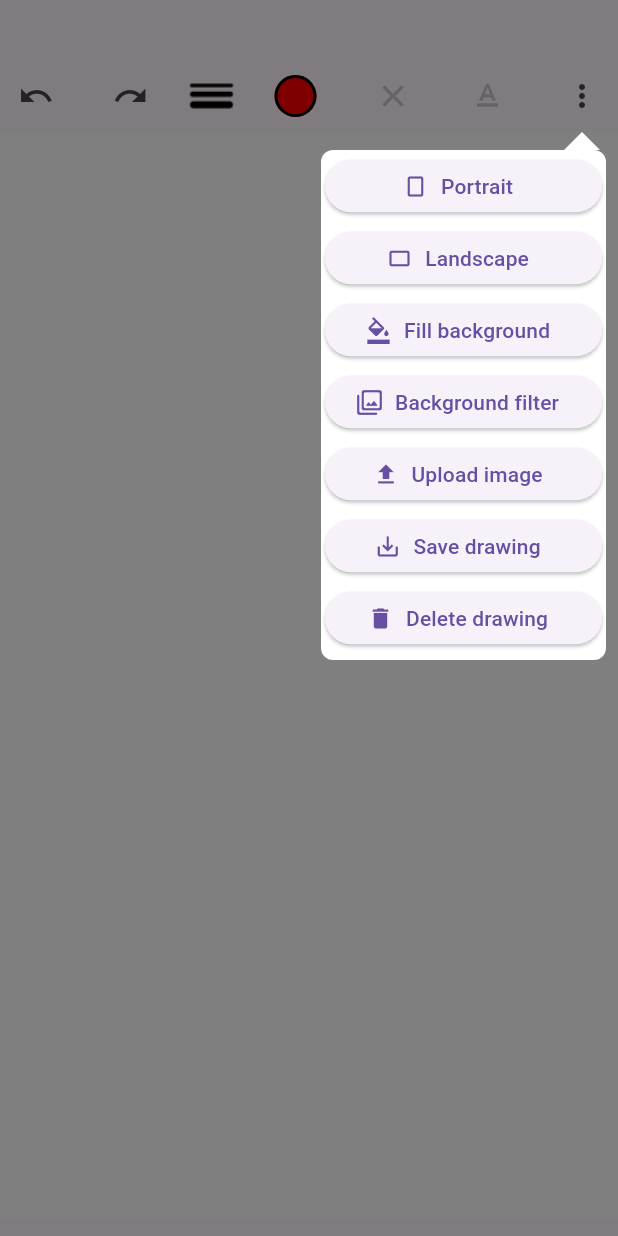
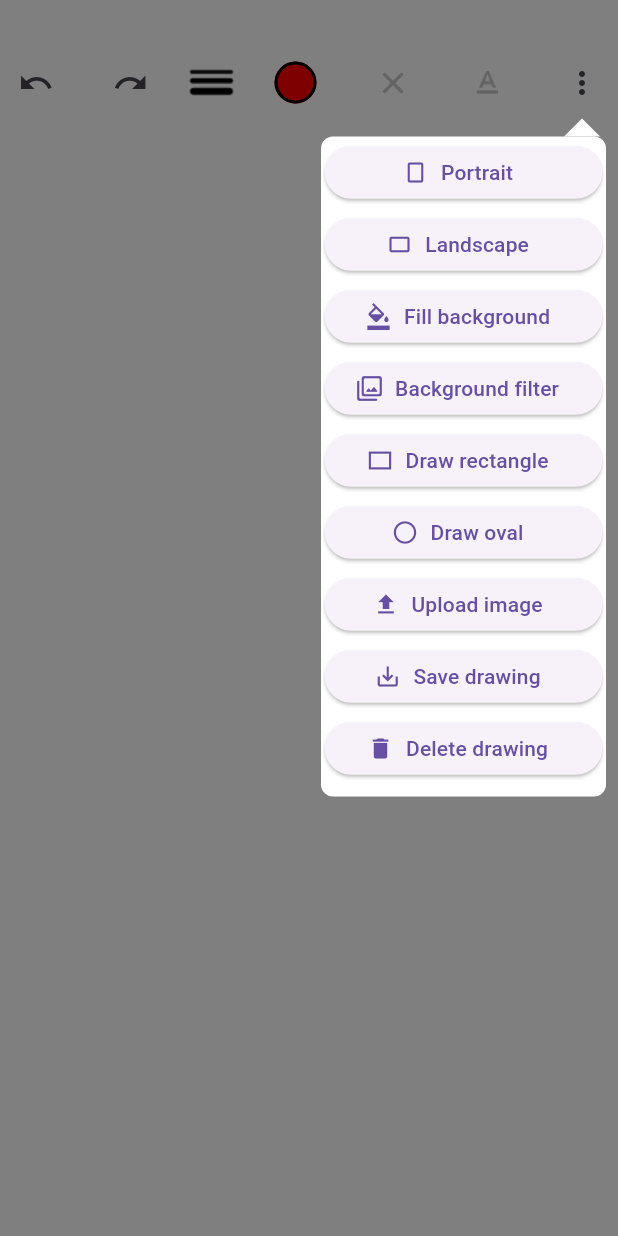
Before and after one commit to IvanPartalo/drawing-app-flutter, a Flutter app: the screen it shows after launch, after a tap on the "more vert" icon, on a phone screen of 412 x 824 dp. Run offline on Flutter 3.47's test engine with Material 3 defaults, Android fonts, the light colour scheme and no system bars; our stand-ins replace flutter_colorpicker, gallery_saver, image_picker, popover, toastification; missing offline and left inert: random_string_generator.

Commit message:
refactoring and drawing rectangles and ovals

```diff
--- a/lib/components/drawing_painter.dart
+++ b/lib/components/drawing_painter.dart
@@ -5,8 +5,12 @@ import 'package:painter_app/components/display_text.dart';
 import 'package:painter_app/components/line.dart';
 import 'dart:ui' as ui;
 
+import 'package:painter_app/components/rectangle.dart';
+
 class DrawingPainter extends CustomPainter {
   late List<Line> linesToDraw;
+  late List<Rectangle> rectangles;
+  late List<Rectangle> ovals;
   final List<DisplayText> texts;
   late File image;
   late ui.Image backgroundImage;
@@ -17,7 +21,7 @@ class DrawingPainter extends CustomPainter {
   final Color backgroundColor;
 
   DrawingPainter(List<Line> lines, ui.Image i, this.backgroundChosen, this.imageLoaded, this.transformationMatrix,
-      this.texts, this.backgroundColor){
+      this.texts, this.backgroundColor, this.rectangles, this.ovals){
     if(lines == null){
       linesToDraw = [];
     }else {
@@ -27,24 +31,13 @@ class DrawingPainter extends CustomPainter {
   }
   @override
   void paint(Canvas canvas, Size size) {
+    painterCanvasSize = size;
     canvas.save();
     canvas.transform(transformationMatrix.storage);
     final paint = Paint();
-    painterCanvasSize = size;
-    //deo za bojenje pozadine moze biti problem ako stalno iterativno crta pa da usporava
-    Path mainBackground = Path();
-    mainBackground.addRect(Rect.fromLTRB(0, 0, size.width, size.height));
-    paint.color = backgroundColor;
-    canvas.drawPath(mainBackground, paint);
+    fillBackground(canvas, paint, size);
     if(backgroundChosen && imageLoaded){
-      double scale = getScaleFactor(backgroundImage, size);
-      double dx = (size.width - backgroundImage.width.toDouble() * scale ) / 2;
-      double dy = (size.height - backgroundImage.height.toDouble() * scale ) / 2;
-      canvas.save();
-      canvas.translate(dx, dy);
-      canvas.scale(scale, scale);
-      canvas.drawImage(backgroundImage, Offset.zero, paint);
-      canvas.restore();
+      putBackgroundImage(canvas, paint, size);
     }
     for(var line in linesToDraw){
       paint.color = line.color;
@@ -55,6 +48,8 @@ class DrawingPainter extends CustomPainter {
         canvas.drawLine(currentPoint, nextPoint, paint);
       }
     }
+    drawRectangles(canvas, paint);
+    drawOvals(canvas, paint);
     for (var textInfo in texts){
       final textSpan = TextSpan(text: textInfo.text, style: TextStyle(color: textInfo.textColor, fontSize: textInfo.fontSize));
       final textPainter = TextPainter(text: textSpan, textDirection: TextDirection.ltr);
@@ -63,10 +58,43 @@ class DrawingPainter extends CustomPainter {
     }
     canvas.restore();
   }
+  drawRectangles(Canvas canvas, Paint paint){
+    paint.style = PaintingStyle.stroke;
+    for(Rectangle rect in rectangles){
+      Rect r = Rect.fromPoints(rect.startingPoint, rect.endPoint);
+      paint.color = rect.color;
+      paint.strokeWidth = rect.thickness;
+      canvas.drawRect(r, paint);
+    }
+  }
 
+  drawOvals(Canvas canvas, Paint paint){
+    paint.style = PaintingStyle.stroke;
+    for(Rectangle rect in ovals){
+      Rect r = Rect.fromPoints(rect.startingPoint, rect.endPoint);
+      paint.color = rect.color;
+      paint.strokeWidth = rect.thickness;
+      canvas.drawOval(r, paint);
+    }
+  }
+  putBackgroundImage(Canvas canvas, Paint paint, Size size){
+    double scale = getScaleFactor(backgroundImage, size);
+    double dx = (size.width - backgroundImage.width.toDouble() * scale ) / 2;
+    double dy = (size.height - backgroundImage.height.toDouble() * scale ) / 2;
+    canvas.save();
+    canvas.translate(dx, dy);
+    canvas.scale(scale, scale);
+    canvas.drawImage(backgroundImage, Offset.zero, paint);
+    canvas.restore();
+  }
+  void fillBackground(Canvas canvas, Paint paint, Size size){
+    Path mainBackground = Path();
+    mainBackground.addRect(Rect.fromLTRB(0, 0, size.width, size.height));
+    paint.color = backgroundColor;
+    canvas.drawPath(mainBackground, paint);
+  }
   @override
-  bool shouldRepaint(covariant DrawingPainter oldDelegate) {
-    //mozda bih mogao promeniti kada se ponovo crta kako bih optimizovao aplikaciju
+  bool shouldRepaint(DrawingPainter oldDelegate) {
     return true;
   }
 
--- a/lib/components/filters.dart
+++ b/lib/components/filters.dart
@@ -5,7 +5,6 @@ const NO_FILTER = [1.0, 0.0, 0.0, 0.0, 0.0,
   0.0, 1.0, 0.0, 0.0, 0.0,
   0.0, 0.0, 1.0, 0.0, 0.0,
   0.0, 0.0, 0.0, 1.0, 0.0];
-
 
 const GRAYSCALE_MATRIX = [0.2126, 0.7152, 0.0722, 0.0, 0.0,
   0.2126, 0.7152, 0.0722, 0.0, 0.0,
--- /dev/null
+++ b/lib/components/rectangle.dart
@@ -0,0 +1,14 @@
+import 'dart:ui';
+
+class Rectangle{
+  Offset startingPoint;
+  Offset endPoint;
+  Color color;
+  double thickness;
+  Rectangle(Offset sp, Offset ep, Color c, double t) :
+    startingPoint = sp,
+    endPoint = ep,
+    color = c,
+    thickness = t;
+
+}
--- a/lib/home_screen.dart
+++ b/lib/home_screen.dart
@@ -10,6 +10,7 @@ import 'package:painter_app/background_image_filter.dart';
 import 'package:painter_app/components/display_text.dart';
 import 'package:painter_app/components/drawing_painter.dart';
 import 'package:painter_app/components/line.dart';
+import 'package:painter_app/components/rectangle.dart';
 import 'package:painter_app/menu/pop_up_button.dart';
 import 'package:painter_app/menu/pop_up_color.dart';
 import 'package:painter_app/menu/pop_up_more.dart';
@@ -29,6 +30,8 @@ typedef SaveImageCallback = void Function();
 typedef UploadImageCallback = void Function();
 typedef SetBackgroundCallback = void Function();
 typedef SetBackgroundFilterCallback = void Function();
+typedef DrawRectangleCallback = void Function();
+typedef DrawOvalCallback = void Function();
 
 class HomeScreen extends StatefulWidget {
   final ui.Image? image;
@@ -45,6 +48,8 @@ class _HomeScreenState extends State<HomeScreen> {
   List<Line> currentLines = [];
   List<Line> undoLines = [];
   List<DisplayText> undoText = [];
+  List<Rectangle> rectangles = [];
+  List<Rectangle> ovals = [];
   Color selectedColor = Color.fromARGB(255, 255, 0, 0);
   double selectedThickness = 1.0;
   ui.Image? _image;
@@ -53,6 +58,8 @@ class _HomeScreenState extends State<HomeScreen> {
   bool backgroundChosen = false;
   bool imageLoaded = false;
   bool isPortrait = true;
+  bool drawingOval = false;
+  bool drawingRectangle = false;
   int zoomLevel = 1;
   bool zoomingIn = true;
   var zoomingCoords = [0.0, 0.0, 0.0, 0.0];
@@ -212,6 +219,8 @@ class _HomeScreenState extends State<HomeScreen> {
       texts = [];
       backgroundChosen = false;
       imageLoaded = false;
+      rectangles = [];
+      ovals = [];
     });
   }
   void _setLandscapeMode() {
@@ -248,10 +257,10 @@ class _HomeScreenState extends State<HomeScreen> {
       Canvas canvas = Canvas(pictureRecorder);
       DrawingPainter painter;
       if(_image != null){
-        painter = DrawingPainter(currentLines, _image!, backgroundChosen, imageLoaded, transformationMatrix, texts, backgroundColor);
+        painter = DrawingPainter(currentLines, _image!, backgroundChosen, imageLoaded, transformationMatrix, texts, backgroundColor, rectangles, ovals);
       }
       else{
-        painter = DrawingPainter(currentLines, placeHolderImage!, backgroundChosen, imageLoaded, transformationMatrix, texts, backgroundColor);
+        painter = DrawingPainter(currentLines, placeHolderImage!, backgroundChosen, imageLoaded, transformationMatrix, texts, backgroundColor, rectangles, ovals);
       }
       Size? size = isPortrait ? const Size(360, 661.3) : const Size(731.3, 260);
       //moram da obojim pozadinu u belo rucno :(
@@ -282,6 +291,24 @@ class _HomeScreenState extends State<HomeScreen> {
     }
   }
 
+  void _drawOvalSelected(){
+    drawingRectangle = false;
+    drawingOval = !drawingOval;
+  }
+
+  void _drawRectangleSelected(){
+    drawingOval = false;
+    drawingRectangle = !drawingRectangle;
+  }
+
+  void _updateRectangle(Offset endPoint){
+    rectangles.last.endPoint = endPoint;
+  }
+
+  void _updateOval(Offset endPoint){
+    ovals.last.endPoint = endPoint;
+  }
+
   Offset _transformOffset(Offset offset) {
     final Matrix4 inverseMatrix = Matrix4.copy(transformationMatrix)..invert();
     final Vector4 transformedVector = inverseMatrix.transform(Vector4(offset.dx, offset.dy, 0, 1));
@@ -295,16 +322,105 @@ class _HomeScreenState extends State<HomeScreen> {
     }
     return Scaffold(
         resizeToAvoidBottomInset: false,
-        body: Column(
+        body: Stack(
           children: <Widget>[
-            Row(
-                children: <Widget>[
-                  Container(
-                    padding: EdgeInsets.all(20.0),
-                  )
-                ]
+            Positioned.fill(
+              child: GestureDetector(
+                onDoubleTapDown: _handleDoubleTap,
+                onTapDown: (details){
+                  setState(() {
+                    if(isTyping) {
+                      textPosition = details;
+                      _focusNode.requestFocus();
+                    }
+                  });
+                },
+                onPanStart: (details){
+                  if(drawingRectangle){
+                    Rectangle rect = Rectangle(details.localPosition, details.localPosition, selectedColor, selectedThickness);
+                    rectangles.add(rect);
+                  }
+                  else if(drawingOval){
+                    Rectangle rect = Rectangle(details.localPosition, details.localPosition, selectedColor, selectedThickness);
+                    ovals.add(rect);
+                  }
+                  else {
+                    setState(() {
+                      currentLine = Line(
+                          color: eraseToggled ? backgroundColor : selectedColor,
+                          thickness: selectedThickness,
+                          points: [_transformOffset(details.localPosition)]
+                      );
+                      currentLines.add(currentLine!);
+                      undoLines.clear();
+                    });
+                  }
+                },
+                onPanUpdate: (details){
+                  if(drawingRectangle){
+                    _updateRectangle(details.localPosition);
+                  }
+                  else if(drawingOval){
+                    _updateOval(details.localPosition);
+                  }
+                  else {
+                    setState(() {
+                      if (currentLine == null || details.localPosition.dy < 0) {
+                        return;
+                      }
+                      currentLine?.points.add(
+                          _transformOffset(details.localPosition));
+                      currentLines.last = currentLine!;
+                    });
+                  }
+                },
+                onPanEnd: (_){
+                    currentLine = null;
+                },
+                child: SizedBox(
+                  height: MediaQuery.of(context).size.height - 100,
+                  width: MediaQuery.of(context).size.width,
+                  child: Stack(
+                  children: [
+                      CustomPaint(
+                      size: Size.infinite,
+                      painter: _image != null
+                          ? DrawingPainter(currentLines, _image!, backgroundChosen, imageLoaded, transformationMatrix, texts, backgroundColor, rectangles, ovals)
+                          : DrawingPainter(currentLines, placeHolderImage!, backgroundChosen, imageLoaded, transformationMatrix, texts, backgroundColor, rectangles, ovals),
+
                     ),
-            Row(
+                  if(textPosition != null && isTyping)
+                  Positioned(
+                  left: textPosition!.localPosition.dx,
+                  top: textPosition!.localPosition.dy,
+                  child: Container(
+                    width: 200,
+                    child: TextField(
+                      focusNode: _focusNode,
+                      controller: _controller,
+                      autofocus: true,
+                      onSubmitted: (text) {
+                        setState(() {
+                          texts.add(DisplayText(text, textPosition!.localPosition, selectedColor, selectedThickness+12));
+                          _controller.clear();
+                          _focusNode.unfocus();
+                        });
+                      },
+                    ),
+                  ),
+                                  ),
+                                  ],
+                                  ),
+                ),
+              ),
+            ),
+            Positioned(
+              top: 30,
+              left: 0,
+              right: 0,
+              child: Container(
+                height: 50,
+                child: Row(
                   mainAxisAlignment: MainAxisAlignment.spaceBetween,
                   children: <Widget>[
                     IconButton(
@@ -369,83 +485,10 @@ class _HomeScreenState extends State<HomeScreen> {
                     ),
                     PopUpMore(onDeleteAll: _deleteAll, onSetLandscape: _setLandscapeMode, onSetPortrait: _setPortraitMode,
                       onSaveImage: _saveAsImage, onUploadImage: showOptions, onBackgroundChange: _setBackgroundColor, isPortrait: isPortrait,
-                  onBackgroundFilter: _setBackgroundFilter,),
-              ],
-            ),
-            Row(
-              children: <Widget>[
-                GestureDetector(
-                  onDoubleTapDown: _handleDoubleTap,
-                  onTapDown: (details){
-                    setState(() {
-                      if(isTyping) {
-                        textPosition = details;
-                        _focusNode.requestFocus();
-                      }
-                    });
-                  },
-                  onPanStart: (details){
-                      setState(() {
-                        currentLine = Line(
-                            color: eraseToggled ? backgroundColor : selectedColor,
-                            thickness: selectedThickness,
-                            points: [_transformOffset(details.localPosition)]
-                        );
-                        currentLines.add(currentLine!);
-                        undoLines.clear();
-                      });
-                  },
-                  onPanUpdate: (details){
-                      setState(() {
-                        if (currentLine == null || details.localPosition.dy < 0) {
-                          return;
-                        }
-                        currentLine?.points.add(_transformOffset(details.localPosition));
-                        currentLines.last = currentLine!;
-                      });
-                  },
-                  onPanEnd: (_){
-                      currentLine = null;
-                  },
-                  child: Stack(
-                  children: [
-                  SingleChildScrollView(
-                    child: Container(
-                      height: MediaQuery.of(context).size.height - 100,
-                      width: MediaQuery.of(context).size.width,
-                      child: CustomPaint(
-                        size: Size.infinite,
-                        painter: _image != null
-                            ? DrawingPainter(currentLines, _image!, backgroundChosen, imageLoaded, transformationMatrix, texts, backgroundColor)
-                            : DrawingPainter(currentLines, placeHolderImage!, backgroundChosen, imageLoaded, transformationMatrix, texts, backgroundColor),
-
-                      ),
-                    ),
-                  ),
-                if(textPosition != null && isTyping)
-                Positioned(
-                  left: textPosition!.localPosition.dx,
-                  top: textPosition!.localPosition.dy,
-                  child: Container(
-                    width: 200,
-                    child: TextField(
-                      focusNode: _focusNode,
-                      controller: _controller,
-                      autofocus: true,
-                      onSubmitted: (text) {
-                        setState(() {
-                          texts.add(DisplayText(text, textPosition!.localPosition, selectedColor, selectedThickness+12));
-                          _controller.clear();
-                          _focusNode.unfocus();
-                        });
-                      },
-                    ),
-                  ),
-                ),
+                      onBackgroundFilter: _setBackgroundFilter, onDrawOvalSelected: _drawOvalSelected, onDrawRectangleSelected: _drawRectangleSelected,),
                   ],
                 ),
               ),
-              ],
             ),
           ],
         )
--- a/lib/menu/color_menu.dart
+++ b/lib/menu/color_menu.dart
@@ -64,7 +64,6 @@ class _ColorMenuState extends State<ColorMenu>{
                       colorPickerWidth: 300,
                       pickerAreaHeightPercent: 0.7,
                       hexInputBar: false,
-
                     ),
                   ),
                   actions: <Widget>[
--- a/lib/menu/more_menu.dart
+++ b/lib/menu/more_menu.dart
@@ -10,8 +10,11 @@ class MoreMenu extends StatelessWidget{
   final UploadImageCallback onUploadImage;
   final SetBackgroundCallback onBackroundChange;
   final SetBackgroundFilterCallback onBackgroundFilter;
+  final DrawOvalCallback onDrawOvalSelected;
+  final DrawRectangleCallback onDrawRectangleSelected;
   const MoreMenu({super.key, required this.onDeleteAll, required this.onSetLandscape, required this.onSetPortrait,
-  required this.onSaveImage, required this.onUploadImage, required this.onBackroundChange, required this.onBackgroundFilter});
+  required this.onSaveImage, required this.onUploadImage, required this.onBackroundChange, required this.onBackgroundFilter,
+  required this.onDrawOvalSelected, required this.onDrawRectangleSelected});
   @override
   Widget build(BuildContext context) {
     return Column(
@@ -102,6 +105,24 @@ class MoreMenu extends StatelessWidget{
           style: ElevatedButton.styleFrom(minimumSize: Size(185, 35)),
         ),
         ElevatedButton.icon(
+          icon: const Icon(Icons.rectangle_outlined),
+          onPressed: () {
+            Navigator.pop(context);
+            onDrawRectangleSelected();
+          },
+          label: Text("Draw rectangle"),
+          style: ElevatedButton.styleFrom(minimumSize: Size(185, 35)),
+        ),
+        ElevatedButton.icon(
+          icon: const Icon(Icons.circle_outlined),
+          onPressed: () {
+            Navigator.pop(context);
+            onDrawOvalSelected();
+          },
+          label: Text("Draw oval"),
+          style: ElevatedButton.styleFrom(minimumSize: Size(185, 35)),
+        ),
+        ElevatedButton.icon(
           icon: const Icon(Icons.upload_sharp),
           onPressed: () {
             onUploadImage();
--- a/lib/menu/pop_up_more.dart
+++ b/lib/menu/pop_up_more.dart
@@ -12,10 +12,12 @@ class PopUpMore extends StatelessWidget{
   final UploadImageCallback onUploadImage;
   final SetBackgroundCallback onBackgroundChange;
   final SetBackgroundFilterCallback onBackgroundFilter;
+  final DrawRectangleCallback onDrawRectangleSelected;
+  final DrawOvalCallback onDrawOvalSelected;
   final bool isPortrait;
   const PopUpMore({super.key, required this.onDeleteAll, required this.onSetLandscape, required this.onSetPortrait,
   required this.onSaveImage, required this.onUploadImage, required this.isPortrait, required this.onBackgroundChange,
-  required this.onBackgroundFilter});
+  required this.onBackgroundFilter, required this.onDrawRectangleSelected, required this.onDrawOvalSelected});
 
   @override
   Widget build(BuildContext context) {
@@ -51,9 +53,15 @@ class PopUpMore extends StatelessWidget{
                 onBackgroundFilter: (){
                   onBackgroundFilter();
                 },
+                onDrawOvalSelected: (){
+                  onDrawOvalSelected();
+                },
+                onDrawRectangleSelected: (){
+                  onDrawRectangleSelected();
+                },
               ),
                 width: 190,
-                height: 340,);
+                height: 440,);
             },
             icon: const Icon(Icons.more_vert)
         ),
```
Lines whose indentation alone changed are shown as unchanged.
